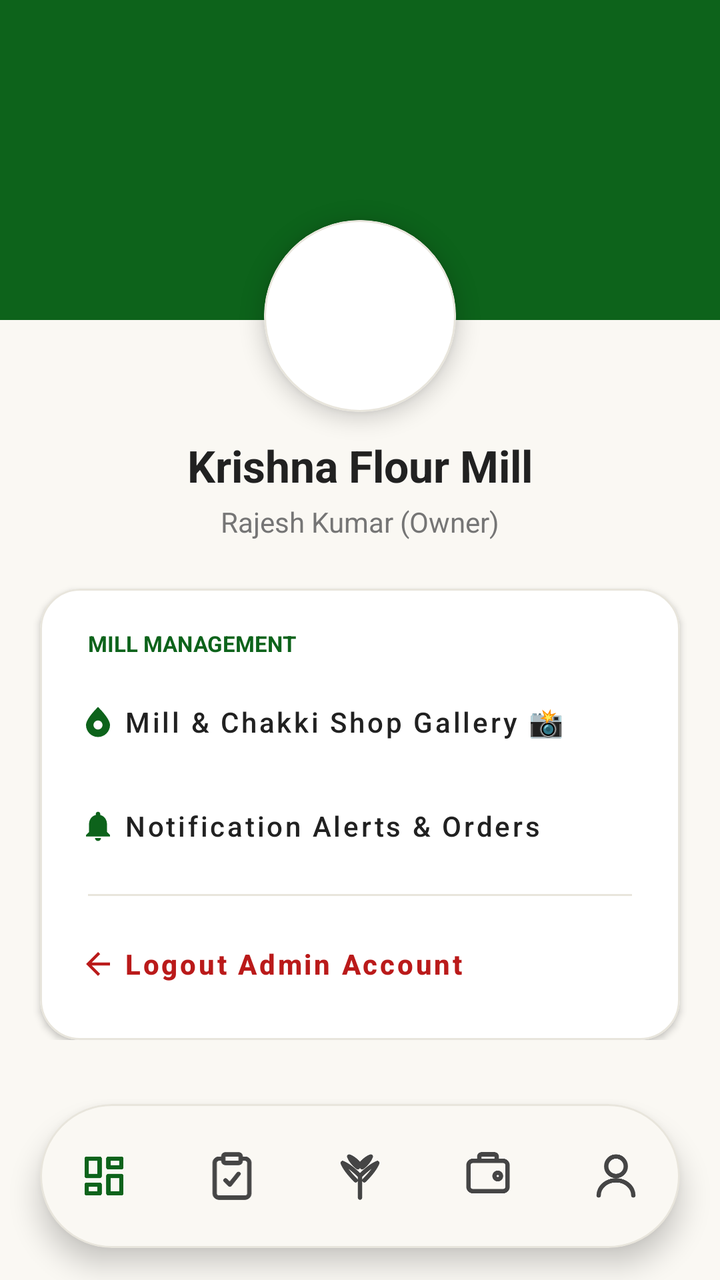
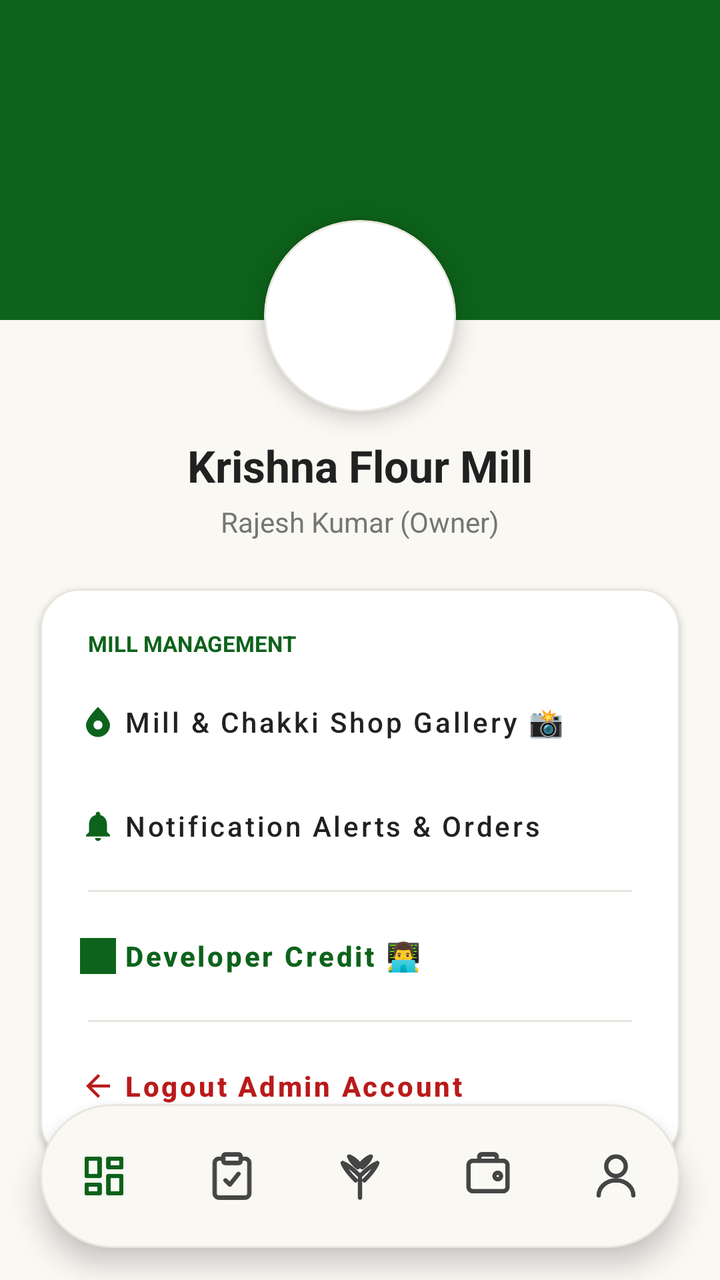

Compare the two renders of this Android layout. The source of the first and the diff that turns it into the second are given below.
<!-- AndroidManifest.xml: application theme Theme.FlourMate -->
<!-- res/layout/activity_mill_owner_profile.xml -->
<?xml version="1.0" encoding="utf-8"?>
<androidx.constraintlayout.widget.ConstraintLayout xmlns:android="http://schemas.android.com/apk/res/android"
    xmlns:app="http://schemas.android.com/apk/res-auto"
    xmlns:tools="http://schemas.android.com/tools"
    android:id="@+id/main"
    android:layout_width="match_parent"
    android:layout_height="match_parent"
    android:background="@color/bg_cream"
    android:fitsSystemWindows="true"
    tools:context=".MillOwnerProfileActivity">

    <ScrollView
        android:layout_width="match_parent"
        android:layout_height="0dp"
        android:clipToPadding="false"
        android:fillViewport="true"
        android:paddingBottom="110dp"
        app:layout_constraintBottom_toBottomOf="parent"
        app:layout_constraintTop_toTopOf="parent">

        <androidx.constraintlayout.widget.ConstraintLayout
            android:layout_width="match_parent"
            android:layout_height="wrap_content"
            android:paddingBottom="24dp">

            
            <View
                android:id="@+id/viewHeaderBackground"
                android:layout_width="match_parent"
                android:layout_height="160dp"
                android:background="@color/primary_green"
                app:layout_constraintTop_toTopOf="parent" />

            
            <com.google.android.material.card.MaterialCardView
                android:id="@+id/cvProfileImage"
                android:layout_width="96dp"
                android:layout_height="96dp"
                android:layout_marginTop="110dp"
                app:cardBackgroundColor="@color/surface"
                app:cardCornerRadius="48dp"
                app:cardElevation="6dp"
                app:strokeColor="@color/divider"
                app:strokeWidth="1dp"
                app:layout_constraintEnd_toEndOf="parent"
                app:layout_constraintStart_toStartOf="parent"
                app:layout_constraintTop_toTopOf="parent">

                <ImageView
                    android:id="@+id/ivMillProfileImage"
                    android:layout_width="match_parent"
                    android:layout_height="match_parent"
                    android:contentDescription="Mill Profile Graphic"
                    android:padding="16dp"
                    android:scaleType="centerCrop"
                    android:src="@drawable/ic_mills" />
            </com.google.android.material.card.MaterialCardView>

            <TextView
                android:id="@+id/tvMillName"
                android:layout_width="wrap_content"
                android:layout_height="wrap_content"
                android:layout_marginTop="12dp"
                android:text="Krishna Flour Mill"
                android:textColor="@color/main_text"
                android:textSize="22sp"
                android:textStyle="bold"
                app:layout_constraintEnd_toEndOf="parent"
                app:layout_constraintStart_toStartOf="parent"
                app:layout_constraintTop_toBottomOf="@id/cvProfileImage" />

            <TextView
                android:id="@+id/tvOwnerName"
                android:layout_width="wrap_content"
                android:layout_height="wrap_content"
                android:layout_marginTop="4dp"
                android:text="Rajesh Kumar (Owner)"
                android:textColor="@color/text_secondary"
                android:textSize="14sp"
                app:layout_constraintEnd_toEndOf="parent"
                app:layout_constraintStart_toStartOf="parent"
                app:layout_constraintTop_toBottomOf="@id/tvMillName" />

            
            <com.google.android.material.card.MaterialCardView
                android:layout_width="match_parent"
                android:layout_height="wrap_content"
                android:layout_marginHorizontal="20dp"
                android:layout_marginTop="24dp"
                app:cardBackgroundColor="@color/surface"
                app:cardCornerRadius="20dp"
                app:cardElevation="2dp"
                app:strokeColor="@color/divider"
                app:strokeWidth="1dp"
                app:layout_constraintTop_toBottomOf="@id/tvOwnerName">

                <LinearLayout
                    android:layout_width="match_parent"
                    android:layout_height="wrap_content"
                    android:orientation="vertical"
                    android:padding="12dp">

                    <TextView
                        android:layout_width="match_parent"
                        android:layout_height="wrap_content"
                        android:layout_marginStart="12dp"
                        android:layout_marginTop="8dp"
                        android:layout_marginBottom="6dp"
                        android:text="MILL MANAGEMENT"
                        android:textColor="@color/primary_green"
                        android:textSize="11sp"
                        android:textStyle="bold" />

                    <com.google.android.material.button.MaterialButton
                        android:id="@+id/btnManageShopPhotos"
                        style="@style/Widget.MaterialComponents.Button.TextButton"
                        android:layout_width="match_parent"
                        android:layout_height="52dp"
                        android:gravity="start|center_vertical"
                        android:text="Mill &amp; Chakki Shop Gallery 📸"
                        android:textAllCaps="false"
                        android:textColor="@color/main_text"
                        android:textSize="14sp"
                        app:icon="@drawable/ic_mills"
                        app:iconTint="@color/primary_green" />

                    <com.google.android.material.button.MaterialButton
                        android:id="@+id/btnNotifications"
                        style="@style/Widget.MaterialComponents.Button.TextButton"
                        android:layout_width="match_parent"
                        android:layout_height="52dp"
                        android:gravity="start|center_vertical"
                        android:text="Notification Alerts &amp; Orders"
                        android:textAllCaps="false"
                        android:textColor="@color/main_text"
                        android:textSize="14sp"
                        app:icon="@drawable/ic_notification"
                        app:iconTint="@color/primary_green" />

                    <View
                        android:layout_width="match_parent"
                        android:layout_height="1dp"
                        android:layout_marginHorizontal="12dp"
                        android:layout_marginVertical="8dp"
                        android:background="@color/divider" />

                    <com.google.android.material.button.MaterialButton
                        android:id="@+id/btnLogout"
                        style="@style/Widget.MaterialComponents.Button.TextButton"
                        android:layout_width="match_parent"
                        android:layout_height="52dp"
                        android:gravity="start|center_vertical"
                        android:text="Logout Admin Account"
                        android:textAllCaps="false"
                        android:textColor="@color/error"
                        android:textSize="14sp"
                        android:textStyle="bold"
                        app:icon="@drawable/ic_back"
                        app:iconTint="@color/error" />
                </LinearLayout>
            </com.google.android.material.card.MaterialCardView>

        </androidx.constraintlayout.widget.ConstraintLayout>
    </ScrollView>

    
    <com.google.android.material.card.MaterialCardView
        android:id="@+id/navContainer"
        android:layout_width="match_parent"
        android:layout_height="72dp"
        android:layout_marginHorizontal="20dp"
        android:layout_marginBottom="16dp"
        app:cardBackgroundColor="@android:color/transparent"
        app:cardCornerRadius="36dp"
        app:cardElevation="8dp"
        app:strokeWidth="0dp"
        app:layout_constraintBottom_toBottomOf="parent">

        <com.google.android.material.bottomnavigation.BottomNavigationView
            android:id="@+id/bottomNavigationMill"
            android:layout_width="match_parent"
            android:layout_height="match_parent"
            android:background="@drawable/bg_bottom_nav"
            app:elevation="0dp"
            app:itemActiveIndicatorStyle="@style/App.Custom.Indicator"
            app:itemIconSize="26dp"
            app:itemIconTint="@color/nav_icon_color"
            app:itemRippleColor="@android:color/transparent"
            app:labelVisibilityMode="unlabeled"
            app:menu="@menu/mill_bottom_menu" />
    </com.google.android.material.card.MaterialCardView>

</androidx.constraintlayout.widget.ConstraintLayout>
<!-- resources referenced by this layout -->
<resources>
  <color name="bg_cream">#FAF8F3</color>
  <color name="divider">#E8E5DC</color>
  <color name="error">#BA1A1A</color>
  <color name="main_text">#212121</color>
  <color name="primary_green">#0D631B</color>
  <color name="surface">#FFFFFF</color>
  <color name="text_secondary">#757575</color>
  <!-- drawable bg_bottom_nav (drawable) -->
  <?xml version="1.0" encoding="utf-8"?>
  <shape xmlns:android="http://schemas.android.com/apk/res/android"
      android:shape="rectangle">
      <solid android:color="@color/bg_cream" />
      <corners android:radius="36dp" />
      <stroke
          android:width="1dp"
          android:color="@color/divider" />
  </shape>
  <!-- drawable ic_back (drawable) -->
  <vector xmlns:android="http://schemas.android.com/apk/res/android"
      android:width="24dp"
      android:height="24dp"
      android:viewportWidth="24"
      android:viewportHeight="24">
    <path
        android:fillColor="#FFFFFFFF"
        android:pathData="M20,11H7.83l5.59,-5.59L12,4l-8,8 8,8 1.41,-1.41L7.83,13H20v-2z"/>
  </vector>
  <!-- drawable ic_mills (drawable) -->
  <vector xmlns:android="http://schemas.android.com/apk/res/android"
      android:width="24dp"
      android:height="24dp"
      android:viewportWidth="24"
      android:viewportHeight="24">
    <path
        android:fillColor="#FFFFFFFF"
        android:pathData="M12,22c4.41,0 8,-3.59 8,-8c0,-4.42 -8,-12 -8,-12S4,9.58 4,14c0,4.41 3.59,8 8,8zM12,11c1.66,0 3,1.34 3,3s-1.34,3 -3,3s-3,-1.34 -3,-3s1.34,-3 3,-3z"/>
  </vector>
  <!-- drawable ic_notification (drawable) -->
  <vector xmlns:android="http://schemas.android.com/apk/res/android"
      android:width="24dp"
      android:height="24dp"
      android:viewportWidth="24"
      android:viewportHeight="24">
    <path
        android:fillColor="#FFFFFFFF"
        android:pathData="M12,22c1.1,0 2,-0.9 2,-2h-4c0,1.1 0.89,2 2,2zM18,16v-5c0,-3.07 -1.64,-5.64 -4.5,-6.32V4c0,-0.83 -0.67,-1.5 -1.5,-1.5s-1.5,0.67 -1.5,1.5v0.68C7.63,5.36 6,7.92 6,11v5l-2,2v1h16v-1l-2,-2z"/>
  </vector>
  <style name="App.Custom.Indicator" parent="Widget.Material3.BottomNavigationView.ActiveIndicator">
          <item name="android:color">@color/light_green</item>
          <item name="android:width">46dp</item>
          <item name="android:height">46dp</item>
          <item name="shapeAppearance">@style/ShapeAppearance.App.Circle</item>
      </style>
  <style name="Theme.FlourMate" parent="Base.Theme.FlourMate" />
  <color name="light_green">#A3F69C</color>
  <style name="ShapeAppearance.App.Circle" parent="ShapeAppearance.Material3.Corner.Full">
          <item name="cornerSize">50%</item>
      </style>
  <style name="Base.Theme.FlourMate" parent="Theme.Material3.DayNight.NoActionBar">
          <item name="colorPrimary">@color/primary_green</item>
          <item name="colorSecondary">@color/secondary_green</item>
          <item name="android:colorBackground">@color/background</item>
          <item name="android:statusBarColor">@color/background</item>
          <item name="android:windowLightStatusBar">true</item>
      </style>
  <color name="secondary_green">#2E7D32</color>
  <color name="background">#FAF8F3</color>
</resources>

<!-- the commit's change to res/layout/activity_mill_owner_profile.xml (unified diff, before → after) -->
@@ -7,7 +7,7 @@
     android:layout_height="match_parent"
     android:background="@color/bg_cream"
     android:fitsSystemWindows="true"
-    tools:context=".MillOwnerProfileActivity">
+    tools:context=".MainActivity">
 
     <ScrollView
         android:layout_width="match_parent"
@@ -83,6 +83,7 @@
 
             
             <com.google.android.material.card.MaterialCardView
+                android:id="@+id/cardOptions"
                 android:layout_width="match_parent"
                 android:layout_height="wrap_content"
                 android:layout_marginHorizontal="20dp"
@@ -141,7 +142,29 @@
                         android:layout_width="match_parent"
                         android:layout_height="1dp"
                         android:layout_marginHorizontal="12dp"
-                        android:layout_marginVertical="8dp"
+                        android:layout_marginVertical="6dp"
+                        android:background="@color/divider" />
+
+                    
+                    <com.google.android.material.button.MaterialButton
+                        android:id="@+id/btnDeveloperCredit"
+                        style="@style/Widget.MaterialComponents.Button.TextButton"
+                        android:layout_width="match_parent"
+                        android:layout_height="52dp"
+                        android:gravity="start|center_vertical"
+                        android:text="Developer Credit 👨‍💻"
+                        android:textAllCaps="false"
+                        android:textColor="@color/primary_green"
+                        android:textSize="14sp"
+                        android:textStyle="bold"
+                        app:icon="@drawable/ic_flourmate_logo"
+                        app:iconTint="@color/primary_green" />
+
+                    <View
+                        android:layout_width="match_parent"
+                        android:layout_height="1dp"
+                        android:layout_marginHorizontal="12dp"
+                        android:layout_marginVertical="6dp"
                         android:background="@color/divider" />
 
                     <com.google.android.material.button.MaterialButton
<!-- resource entries referenced after the edit -->
@@ -27,6 +27,7 @@
         android:fillColor="#FFFFFFFF"
         android:pathData="M20,11H7.83l5.59,-5.59L12,4l-8,8 8,8 1.41,-1.41L7.83,13H20v-2z"/>
   </vector>
+  <!-- drawable ic_flourmate_logo: vector/xml drawable (drawable, 76345 chars, omitted) -->
   <!-- drawable ic_mills (drawable) -->
   <vector xmlns:android="http://schemas.android.com/apk/res/android"
       android:width="24dp"
